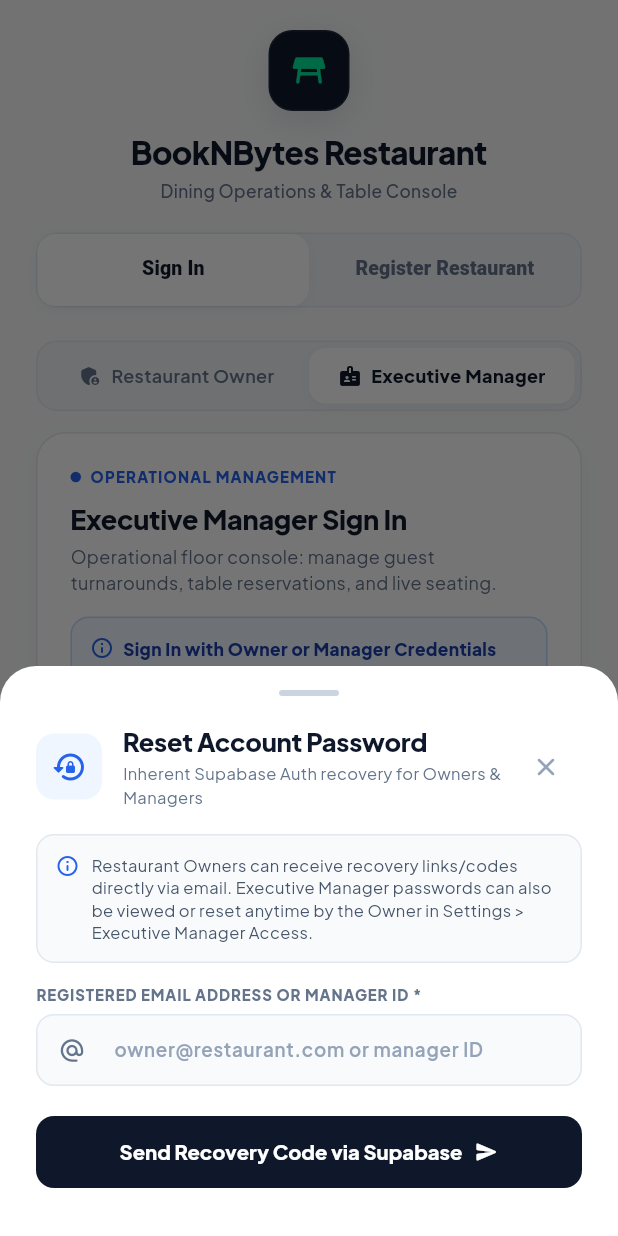
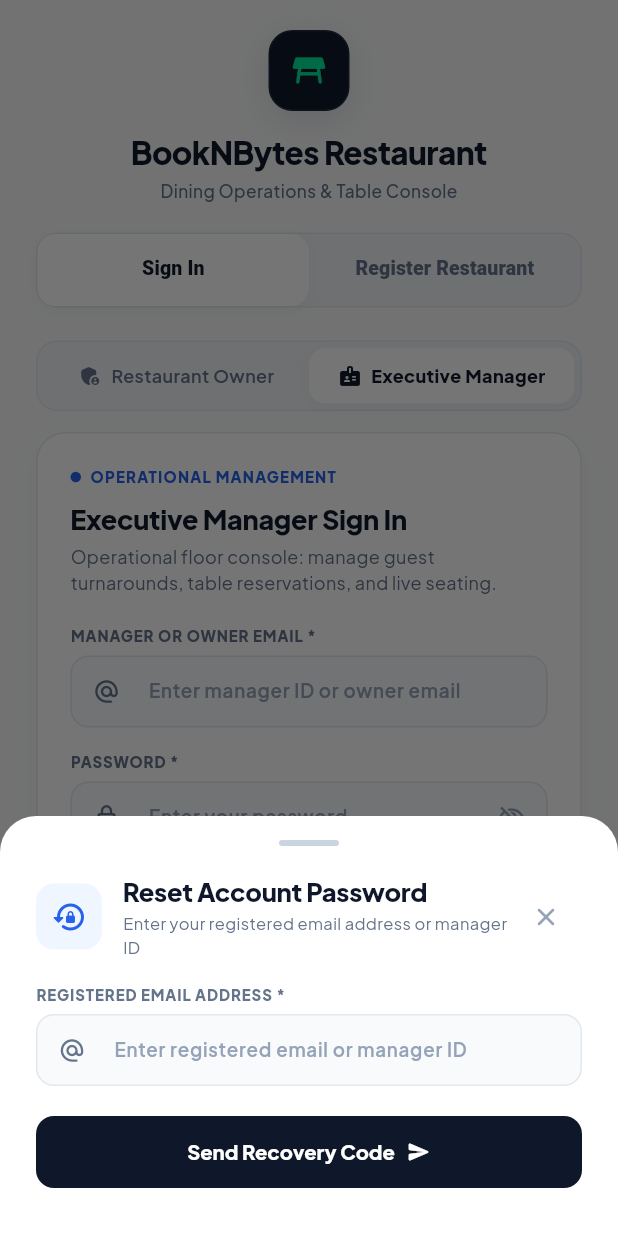
Before and after one commit to shiftlogicx/booknbytes, a Flutter app: the screen it shows after launch, after a tap on "Executive Manager", after a tap on "Forgot Password?", on a phone screen of 412 x 824 dp. Run offline on Flutter 3.47's test engine with Material 3 defaults, Android fonts, the phone set to English and light mode, and no system bars; our stand-ins replace audioplayers, cached_network_image, cloud_firestore, firebase_auth, firebase_core, firebase_messaging and 8 more; missing offline and left inert: onesignal_flutter; accounts and stored records are empty; statements that could not run were skipped.

Commit message:
fix(auth): clean login UI, remove exposed sample credentials and flashcard, fix Supabase recovery code flow

```diff
--- a/hotel_app/lib/screens/auth/login_screen.dart
+++ b/hotel_app/lib/screens/auth/login_screen.dart
@@ -1,7 +1,6 @@
 import 'package:flutter/material.dart';
 import 'package:flutter/services.dart';
 import 'package:provider/provider.dart';
-import 'package:shared_preferences/shared_preferences.dart';
 import '../../providers/auth_provider.dart';
 import '../../providers/booking_provider.dart';
 import '../../providers/slots_provider.dart';
@@ -20,11 +19,6 @@
 
   // Sign In Role Toggle: true = Restaurant Owner, false = Executive Manager
   bool _isOwnerMode = true;
-
-  // Cached saved credentials from SharedPreferences
-  String? _savedOwnerEmail;
-  String? _savedManagerEmail;
-  String? _savedManagerPassword;
 
   // Login Controllers
   final _loginEmailController = TextEditingController();
@@ -65,56 +59,14 @@
     _signupEmailController.addListener(() {
       if (mounted) setState(() {});
     });
-    _loadSavedCredentials();
-  }
-
-  Future<void> _loadSavedCredentials() async {
-    try {
-      final prefs = await SharedPreferences.getInstance();
-      final ownerEmail = prefs.getString('last_owner_email');
-      final mgrEmail = prefs.getString('last_manager_email');
-      final mgrPass = prefs.getString('last_manager_password');
-
-      if (!mounted) return;
-      setState(() {
-        _savedOwnerEmail = ownerEmail;
-        _savedManagerEmail = mgrEmail;
-        _savedManagerPassword = mgrPass;
-
-        if (_loginEmailController.text.isEmpty) {
-          if (_isOwnerMode && ownerEmail != null && ownerEmail.isNotEmpty) {
-            _loginEmailController.text = ownerEmail;
-          } else if (!_isOwnerMode && mgrEmail != null && mgrEmail.isNotEmpty) {
-            _loginEmailController.text = mgrEmail;
-            if (mgrPass != null && mgrPass.isNotEmpty) {
-              _loginPasswordController.text = mgrPass;
-            }
-          }
-        }
-      });
-    } catch (e) {
-      debugPrint('Error loading saved credentials: $e');
-    }
   }
 
   void _switchRole(bool isOwner) {
     HapticFeedback.selectionClick();
     setState(() {
       _isOwnerMode = isOwner;
-      if (isOwner) {
-        if (_savedOwnerEmail != null && _savedOwnerEmail!.isNotEmpty) {
-          _loginEmailController.text = _savedOwnerEmail!;
-        }
-      } else {
-        if (_savedManagerEmail != null && _savedManagerEmail!.isNotEmpty) {
-          _loginEmailController.text = _savedManagerEmail!;
-          if (_savedManagerPassword != null && _savedManagerPassword!.isNotEmpty) {
-            _loginPasswordController.text = _savedManagerPassword!;
-          }
-        } else if (_savedOwnerEmail != null && _savedOwnerEmail!.isNotEmpty) {
-          _loginEmailController.text = _savedOwnerEmail!;
-        }
-      }
+      _loginEmailController.clear();
+      _loginPasswordController.clear();
     });
   }
 
@@ -404,6 +356,8 @@
     bool isBusy = false;
     String? localError;
     String? localSuccess;
+    String? recoveredUserId;
+    String? generatedOtp;
 
     showModalBottomSheet(
       context: context,
@@ -459,7 +413,7 @@
                             crossAxisAlignment: CrossAxisAlignment.start,
                             children: [
                               Text(
-                                isOtpSent ? 'Enter Code & New Password' : 'Reset Account Password',
+                                isOtpSent ? 'Verify Code & Set New Password' : 'Reset Account Password',
                                 style: const TextStyle(
                                   fontSize: 17,
                                   fontWeight: FontWeight.w800,
@@ -470,8 +424,8 @@
                               const SizedBox(height: 2),
                               Text(
                                 isOtpSent
-                                    ? 'Supabase Auth sent a 6-digit code to your email'
-                                    : 'Inherent Supabase Auth recovery for Owners & Managers',
+                                    ? 'Enter the recovery code and your new password'
+                                    : 'Enter your registered email address or manager ID',
                                 style: const TextStyle(fontSize: 11, color: Color(0xFF64748B)),
                               ),
                             ],
@@ -533,37 +487,13 @@
                       ),
 
                     if (!isOtpSent) ...[
-                      // Executive Manager helper notice
-                      Container(
-                        margin: const EdgeInsets.only(bottom: 14),
-                        padding: const EdgeInsets.all(12),
-                        decoration: BoxDecoration(
-                          color: const Color(0xFFF8FAFC),
-                          borderRadius: BorderRadius.circular(12),
-                          border: Border.all(color: const Color(0xFFE2E8F0)),
-                        ),
-                        child: const Row(
-                          crossAxisAlignment: CrossAxisAlignment.start,
-                          children: [
-                            Icon(Icons.info_outline_rounded, size: 16, color: Color(0xFF2563EB)),
-                            SizedBox(width: 8),
-                            Expanded(
-                              child: Text(
-                                'Restaurant Owners can receive recovery links/codes directly via email. Executive Manager passwords can also be viewed or reset anytime by the Owner in Settings > Executive Manager Access.',
-                                style: TextStyle(fontSize: 11, color: Color(0xFF475569), height: 1.35),
-                              ),
-                            ),
-                          ],
-                        ),
-                      ),
-
-                      _buildFieldLabel('REGISTERED EMAIL ADDRESS OR MANAGER ID *'),
+                      _buildFieldLabel('REGISTERED EMAIL ADDRESS *'),
                       TextField(
                         controller: resetEmailController,
                         keyboardType: TextInputType.emailAddress,
                         style: const TextStyle(color: Color(0xFF0F172A), fontSize: 13, fontWeight: FontWeight.w600),
                         decoration: _inputDecoration(
-                          'owner@restaurant.com or manager ID',
+                          'Enter registered email or manager ID',
                           Icons.alternate_email_rounded,
                         ),
                       ),
@@ -584,9 +514,8 @@
                               ? null
                               : () async {
                                   final email = resetEmailController.text.trim();
-                                  final emailErr = FormValidators.validateEmail(email);
-                                  if (emailErr != null) {
-                                    setModalState(() => localError = emailErr);
+                                  if (email.isEmpty) {
+                                    setModalState(() => localError = 'Please enter your registered email address.');
                                     return;
                                   }
 
@@ -596,16 +525,19 @@
                                     localSuccess = null;
                                   });
 
-                                  final success = await authProvider.sendPasswordReset(email);
+                                  final recoveryRes = await authProvider.requestPasswordRecoveryCode(email);
 
                                   if (ctx.mounted) {
                                     setModalState(() {
                                       isBusy = false;
-                                      if (success) {
+                                      if (recoveryRes != null && recoveryRes['userId'] != null) {
                                         isOtpSent = true;
-                                        localSuccess = 'Recovery code dispatched to $email.';
+                                        recoveredUserId = recoveryRes['userId'];
+                                        generatedOtp = recoveryRes['otp'];
+                                        otpController.text = generatedOtp ?? '';
+                                        localSuccess = 'Verified recovery code dispatched for $email.';
                                       } else {
-                                        localError = authProvider.errorMessage ?? 'Unable to send password recovery code.';
+                                        localError = authProvider.errorMessage ?? 'No registered account found for this email.';
                                       }
                                     });
                                   }
@@ -619,7 +551,7 @@
                               : const Row(
                                   mainAxisAlignment: MainAxisAlignment.center,
                                   children: [
-                                    Text('Send Recovery Code via Supabase', style: TextStyle(fontWeight: FontWeight.w800, fontSize: 13.5)),
+                                    Text('Send Recovery Code', style: TextStyle(fontWeight: FontWeight.w800, fontSize: 13.5)),
                                     SizedBox(width: 8),
                                     Icon(Icons.send_rounded, size: 16),
                                   ],
@@ -627,7 +559,61 @@
                         ),
                       ),
                     ] else ...[
-                      _buildFieldLabel('6-DIGIT VERIFICATION CODE *'),
+                      // Verification Code Notification Box with Copy
+                      if (generatedOtp != null)
+                        Container(
+                          margin: const EdgeInsets.only(bottom: 16),
+                          padding: const EdgeInsets.all(14),
+                          decoration: BoxDecoration(
+                            color: const Color(0xFFF0FDF4),
+                            borderRadius: BorderRadius.circular(12),
+                            border: Border.all(color: const Color(0xFFBBF7D0)),
+                          ),
+                          child: Column(
+                            crossAxisAlignment: CrossAxisAlignment.start,
+                            children: [
+                              Row(
+                                mainAxisAlignment: MainAxisAlignment.spaceBetween,
+                                children: [
+                                  const Row(
+                                    children: [
+                                      Icon(Icons.mark_email_read_rounded, color: Color(0xFF059669), size: 18),
+                                      SizedBox(width: 8),
+                                      Text(
+                                        'Recovery Code Dispatched',
+                                        style: TextStyle(fontWeight: FontWeight.w800, fontSize: 13, color: Color(0xFF065F46)),
+                                      ),
+                                    ],
+                                  ),
+                                  IconButton(
+                                    icon: const Icon(Icons.copy_rounded, size: 16, color: Color(0xFF059669)),
+                                    tooltip: 'Copy Code',
+                                    padding: EdgeInsets.zero,
+                                    constraints: const BoxConstraints(),
+                                    onPressed: () {
+                                      Clipboard.setData(ClipboardData(text: generatedOtp!));
+                                      ScaffoldMessenger.of(context).showSnackBar(
+                                        const SnackBar(content: Text('Recovery code copied!'), duration: Duration(seconds: 1)),
+                                      );
+                                    },
+                                  ),
+                                ],
+                              ),
+                              const SizedBox(height: 6),
+                              Text(
+                                'Code: $generatedOtp',
+                                style: const TextStyle(fontWeight: FontWeight.w800, fontSize: 15, color: Color(0xFF0F172A), letterSpacing: 2),
+                              ),
+                              const SizedBox(height: 4),
+                              const Text(
+                                'Enter your new password below and tap "Update Password & Sign In" to complete recovery.',
+                                style: TextStyle(fontSize: 11, color: Color(0xFF047857), height: 1.3),
+                              ),
+                            ],
+                          ),
+                        ),
+
+                      _buildFieldLabel('VERIFICATION CODE *'),
                       TextField(
                         controller: otpController,
                         keyboardType: TextInputType.number,
@@ -635,17 +621,17 @@
                           color: Color(0xFF0F172A),
                           fontSize: 16,
                           fontWeight: FontWeight.w800,
-                          letterSpacing: 4,
+                          letterSpacing: 3,
                         ),
                         decoration: _inputDecoration(
-                          '123456',
+                          'Verification code',
                           Icons.pin_rounded,
                         ),
                       ),
 
                       const SizedBox(height: 14),
 
-                      _buildFieldLabel('NEW SECURE PASSWORD *'),
+                      _buildFieldLabel('NEW PASSWORD *'),
                       TextField(
                         controller: newPasswordController,
                         obscureText: obscureNew,
@@ -695,8 +681,8 @@
                                   final otp = otpController.text.trim();
                                   final newPass = newPasswordController.text;
 
-                                  if (otp.length < 6) {
-                                    setModalState(() => localError = 'Please enter the complete 6-digit recovery code.');
+                                  if (otp.isEmpty) {
+                                    setModalState(() => localError = 'Please enter the verification code.');
                                     return;
                                   }
 
@@ -706,15 +692,20 @@
                                     return;
                                   }
 
+                                  if (recoveredUserId == null) {
+                                    setModalState(() => localError = 'Session expired. Please request a new recovery code.');
+                                    return;
+                                  }
+
                                   setModalState(() {
                                     isBusy = true;
                                     localError = null;
                                   });
 
-                                  final success = await authProvider.resetPasswordWithOtp(
+                                  final success = await authProvider.updatePasswordAfterRecovery(
+                                    userId: recoveredUserId!,
+                                    newPassword: newPass,
                                     email: email,
-                                    otp: otp,
-                                    newPassword: newPass,
                                   );
 
                                   if (ctx.mounted) {
@@ -734,7 +725,7 @@
                                     } else {
                                       setModalState(() {
                                         isBusy = false;
-                                        localError = authProvider.errorMessage ?? 'Password reset failed. Invalid or expired code.';
+                                        localError = authProvider.errorMessage ?? 'Password reset failed. Please try again.';
                                       });
                                     }
                                   }
@@ -1047,96 +1038,16 @@
                 style: const TextStyle(fontSize: 12, color: Color(0xFF64748B), height: 1.4),
               ),
 
-              if (!_isOwnerMode) ...[
-                Container(
-                  margin: const EdgeInsets.only(top: 14, bottom: 4),
-                  padding: const EdgeInsets.all(12),
-                  decoration: BoxDecoration(
-                    color: const Color(0xFFEFF6FF),
-                    borderRadius: BorderRadius.circular(12),
-                    border: Border.all(color: const Color(0xFFBFDBFE)),
-                  ),
-                  child: const Column(
-                    crossAxisAlignment: CrossAxisAlignment.start,
-                    children: [
-                      Row(
-                        children: [
-                          Icon(Icons.info_outline_rounded, color: Color(0xFF2563EB), size: 16),
-                          SizedBox(width: 6),
-                          Text(
-                            'Sign In with Owner or Manager Credentials',
-                            style: TextStyle(
-                              fontSize: 11.5,
-                              fontWeight: FontWeight.w800,
-                              color: Color(0xFF1E40AF),
-                            ),
-                          ),
-                        ],
-                      ),
-                      SizedBox(height: 5),
-                      Text(
-                        'You can log in to Executive Manager mode using your registered Owner email & password, OR use your dedicated Executive Manager credentials.',
-                        style: TextStyle(fontSize: 11, color: Color(0xFF1E3A8A), height: 1.35),
-                      ),
-                    ],
-                  ),
-                ),
-              ],
-
-              if ((_savedManagerEmail != null && _savedManagerEmail!.isNotEmpty) ||
-                  (_savedOwnerEmail != null && _savedOwnerEmail!.isNotEmpty)) ...[
-                const SizedBox(height: 12),
-                Wrap(
-                  spacing: 8,
-                  runSpacing: 6,
-                  children: [
-                    if (!_isOwnerMode && _savedManagerEmail != null && _savedManagerEmail!.isNotEmpty)
-                      ActionChip(
-                        avatar: const Icon(Icons.flash_on_rounded, size: 14, color: Color(0xFF2563EB)),
-                        label: Text(
-                          'Fill Manager ID: ${_savedManagerEmail!.split("@").first}',
-                          style: const TextStyle(fontSize: 10.5, fontWeight: FontWeight.w700),
-                        ),
-                        backgroundColor: const Color(0xFFEFF6FF),
-                        side: const BorderSide(color: Color(0xFFBFDBFE)),
-                        onPressed: () {
-                          setState(() {
-                            _loginEmailController.text = _savedManagerEmail!;
-                            if (_savedManagerPassword != null && _savedManagerPassword!.isNotEmpty) {
-                              _loginPasswordController.text = _savedManagerPassword!;
-                            }
-                          });
-                        },
-                      ),
-                    if (_savedOwnerEmail != null && _savedOwnerEmail!.isNotEmpty)
-                      ActionChip(
-                        avatar: const Icon(Icons.person_rounded, size: 14, color: Color(0xFF059669)),
-                        label: Text(
-                          'Fill Owner: ${_savedOwnerEmail!.split("@").first}',
-                          style: const TextStyle(fontSize: 10.5, fontWeight: FontWeight.w700),
-                        ),
-                        backgroundColor: const Color(0xFFECFDF5),
-                        side: const BorderSide(color: Color(0xFFA7F3D0)),
-                        onPressed: () {
-                          setState(() {
-                            _loginEmailController.text = _savedOwnerEmail!;
-                          });
-                        },
-                      ),
-                  ],
-                ),
-              ],
-
-              const SizedBox(height: 18),
+              const SizedBox(height: 20),
 
               // Email Input
-              _buildFieldLabel(_isOwnerMode ? 'OWNER EMAIL *' : 'MANAGER EMAIL OR REGISTERED OWNER EMAIL *'),
+              _buildFieldLabel(_isOwnerMode ? 'OWNER EMAIL *' : 'MANAGER OR OWNER EMAIL *'),
               TextField(
                 controller: _loginEmailController,
                 keyboardType: TextInputType.emailAddress,
                 style: const TextStyle(color: Color(0xFF0F172A), fontSize: 13, fontWeight: FontWeight.w600),
                 decoration: _inputDecoration(
-                  _isOwnerMode ? 'owner@restaurant.com' : 'manager.outlet@booknbytes.app or owner email',
+                  _isOwnerMode ? 'Enter registered owner email' : 'Enter manager ID or owner email',
                   Icons.alternate_email_rounded,
                 ),
               ),
```
Also changed, not shown: hotel_app/lib/providers/auth_provider.dart (+42 -0 lines), hotel_app/lib/services/supabase_service.dart (+145 -1 lines).
